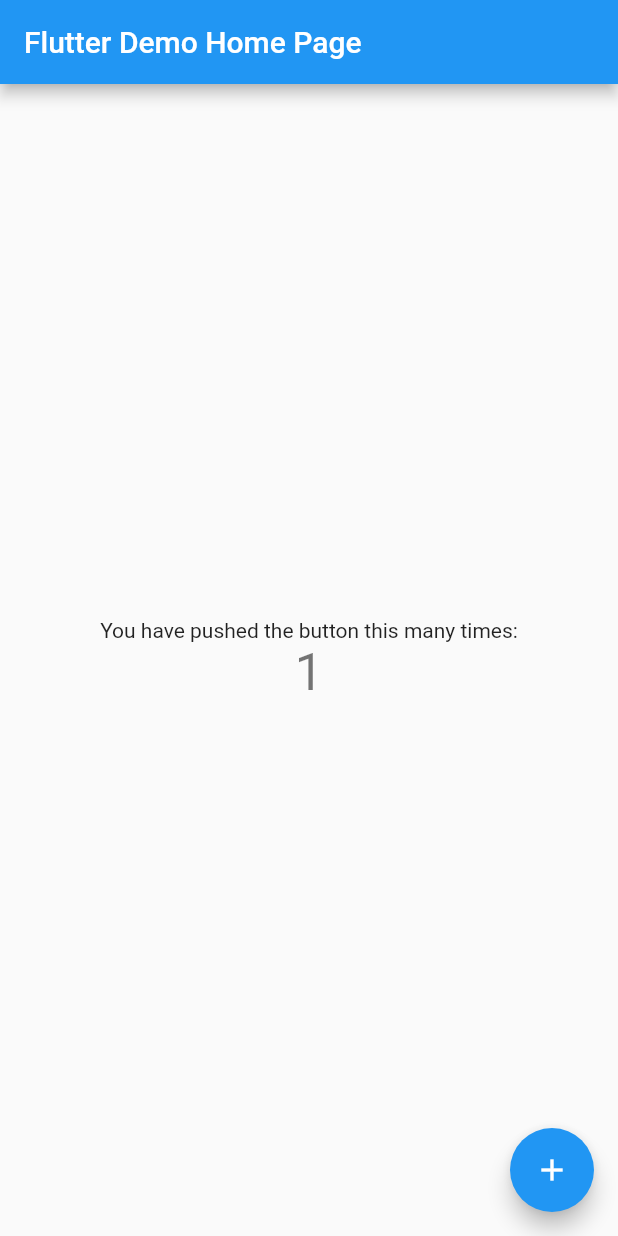
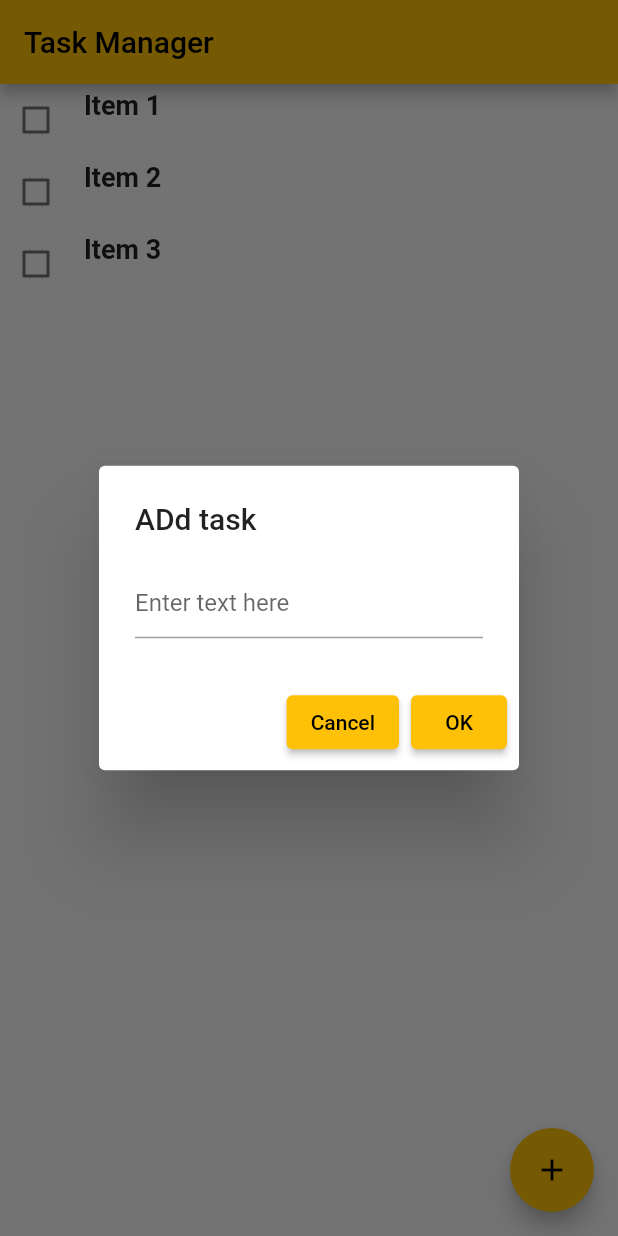
Before and after one commit to robertpalade/Task-Manager, a Flutter app: the screen it shows after launch, after a tap on the "add" icon, on a phone screen of 412 x 824 dp. Run offline on Flutter 3.47's test engine with Material 2 defaults, Android fonts, the phone set to English and light mode, and no system bars.

Commit message:
button for adding tasks and listview

```diff
--- /dev/null
+++ b/lib/custom_list_title.dart
@@ -0,0 +1,94 @@
+import 'package:flutter/cupertino.dart';
+import 'package:flutter/material.dart';
+
+class CustomListTile extends StatefulWidget {
+  final String title;
+  final String description;
+  bool? isChecked;
+
+  CustomListTile({
+    required this.title,
+    required this.description,
+    required this.isChecked,
+  });
+
+  @override
+  _CustomListTileState createState() => _CustomListTileState();
+}
+
+class _CustomListTileState extends State<CustomListTile>
+    with SingleTickerProviderStateMixin {
+  late AnimationController _animationController;
+  late Animation<double> _animation;
+
+  @override
+  void initState() {
+    super.initState();
+    _animationController = AnimationController(
+      vsync: this,
+      duration: Duration(milliseconds: 500),
+    );
+    _animation = Tween<double>(begin: 0, end: 1).animate(_animationController);
+  }
+
+  @override
+  void dispose() {
+    _animationController.dispose();
+    super.dispose();
+  }
+
+  @override
+  Widget build(BuildContext context) {
+    return GestureDetector(
+      onTap: () {
+        setState(() {
+          widget.isChecked = !widget.isChecked!;
+        });
+        _animationController.forward(from: 0);
+      },
+      child: Row(
+        children: [
+          Checkbox(
+            value: widget.isChecked,
+            onChanged: (bool? value) {
+              setState(() {
+                widget.isChecked = value ?? false;
+              });
+            },
+          ),
+          SizedBox(width: 8),
+          Expanded(
+            child: Column(
+              crossAxisAlignment: CrossAxisAlignment.start,
+              children: [
+                Text(
+                  widget.title,
+                  style: TextStyle(
+                    fontSize: 18,
+                    fontWeight: FontWeight.bold,
+                  ),
+                ),
+                SizedBox(height: 4),
+                AnimatedBuilder(
+                  animation: _animation,
+                  builder: (context, child) {
+                    return Opacity(
+                      opacity: _animation.value,
+                      child: Text(
+                        widget.description,
+                        style: TextStyle(
+                          fontSize: 14,
+                          color: Colors.grey,
+                        ),
+                      ),
+                    );
+                  },
+                ),
+              ],
+            ),
+          ),
+        ],
+      ),
+    );
+  }
+}
--- a/lib/main.dart
+++ b/lib/main.dart
@@ -1,4 +1,6 @@
 import 'package:flutter/material.dart';
+
+import 'custom_list_title.dart';
 
 void main() {
   runApp(const MyApp());
@@ -7,109 +9,85 @@ void main() {
 class MyApp extends StatelessWidget {
   const MyApp({super.key});
 
-  // This widget is the root of your application.
   @override
   Widget build(BuildContext context) {
     return MaterialApp(
-      title: 'Flutter Demo',
+      title: 'Task Manager',
       theme: ThemeData(
-        // This is the theme of your application.
-        //
-        // Try running your application with "flutter run". You'll see the
-        // application has a blue toolbar. Then, without quitting the app, try
-        // changing the primarySwatch below to Colors.green and then invoke
-        // "hot reload" (press "r" in the console where you ran "flutter run",
-        // or simply save your changes to "hot reload" in a Flutter IDE).
-        // Notice that the counter didn't reset back to zero; the application
-        // is not restarted.
-        primarySwatch: Colors.blue,
+        primarySwatch: Colors.amber,
       ),
-      home: const MyHomePage(title: 'Flutter Demo Home Page'),
+      debugShowCheckedModeBanner: false,
+      home: const MyListView(),
     );
   }
 }
 
-class MyHomePage extends StatefulWidget {
-  const MyHomePage({super.key, required this.title});
-
-  // This widget is the home page of your application. It is stateful, meaning
-  // that it has a State object (defined below) that contains fields that affect
-  // how it looks.
-
-  // This class is the configuration for the state. It holds the values (in this
-  // case the title) provided by the parent (in this case the App widget) and
-  // used by the build method of the State. Fields in a Widget subclass are
-  // always marked "final".
-
-  final String title;
+class MyListView extends StatefulWidget {
+  const MyListView({super.key});
 
   @override
-  State<MyHomePage> createState() => _MyHomePageState();
+  State<MyListView> createState() => _MyListViewState();
 }
 
-class _MyHomePageState extends State<MyHomePage> {
-  int _counter = 0;
-
-  void _incrementCounter() {
-    setState(() {
-      // This call to setState tells the Flutter framework that something has
-      // changed in this State, which causes it to rerun the build method below
-      // so that the display can reflect the updated values. If we changed
-      // _counter without calling setState(), then the build method would not be
-      // called again, and so nothing would appear to happen.
-      _counter++;
-    });
-  }
+class _MyListViewState extends State<MyListView> {
+  List<String> myData = ['Item 1', 'Item 2', 'Item 3'];
 
   @override
   Widget build(BuildContext context) {
-    // This method is rerun every time setState is called, for instance as done
-    // by the _incrementCounter method above.
-    //
-    // The Flutter framework has been optimized to make rerunning build methods
-    // fast, so that you can just rebuild anything that needs updating rather
-    // than having to individually change instances of widgets.
     return Scaffold(
-      appBar: AppBar(
-        // Here we take the value from the MyHomePage object that was created by
-        // the App.build method, and use it to set our appbar title.
-        title: Text(widget.title),
-      ),
-      body: Center(
-        // Center is a layout widget. It takes a single child and positions it
-        // in the middle of the parent.
-        child: Column(
-          // Column is also a layout widget. It takes a list of children and
-          // arranges them vertically. By default, it sizes itself to fit its
-          // children horizontally, and tries to be as tall as its parent.
-          //
-          // Invoke "debug painting" (press "p" in the console, choose the
-          // "Toggle Debug Paint" action from the Flutter Inspector in Android
-          // Studio, or the "Toggle Debug Paint" command in Visual Studio Code)
-          // to see the wireframe for each widget.
-          //
-          // Column has various properties to control how it sizes itself and
-          // how it positions its children. Here we use mainAxisAlignment to
-          // center the children vertically; the main axis here is the vertical
-          // axis because Columns are vertical (the cross axis would be
-          // horizontal).
-          mainAxisAlignment: MainAxisAlignment.center,
-          children: <Widget>[
-            const Text(
-              'You have pushed the button this many times:',
-            ),
-            Text(
-              '$_counter',
-              style: Theme.of(context).textTheme.headlineMedium,
+        appBar: AppBar(
+          title: const Text('Task Manager'),
+        ),
+        body: Column(
+          children: [
+            Expanded(
+              child: ListView.builder(
+                itemCount: myData.length,
+                itemBuilder: (BuildContext context, int index) {
+                  return CustomListTile(title: myData[index], isChecked: false, description: "bla bla");
+                },
+              ),
             ),
           ],
         ),
-      ),
-      floatingActionButton: FloatingActionButton(
-        onPressed: _incrementCounter,
-        tooltip: 'Increment',
-        child: const Icon(Icons.add),
-      ), // This trailing comma makes auto-formatting nicer for build methods.
+        floatingActionButton: FloatingActionButton(
+          tooltip: 'Add task',
+          onPressed: () {
+            showDialog(
+              context: context,
+              builder: (BuildContext context) {
+                final textController = TextEditingController();
+                return AlertDialog(
+                  title: const Text('ADd task'),
+                  content: TextFormField(
+                    controller: textController,
+                    decoration:
+                        const InputDecoration(hintText: 'Enter text here'),
+                  ),
+                  actions: <Widget>[
+                    ElevatedButton(
+                      child: const Text('Cancel'),
+                      onPressed: () {
+                        Navigator.of(context).pop();
+                      },
+                    ),
+                    ElevatedButton(
+                      child: const Text('OK'),
+                      onPressed: () {
+                        setState(() {
+                          myData.add(textController.text);
+                          print(myData);
+                        });
+                        Navigator.of(context).pop();
+                      },
+                    ),
+                  ],
+                );
+              },
+            );
+          },
+          child: const Icon(Icons.add),
+        ),
     );
   }
 }
```
